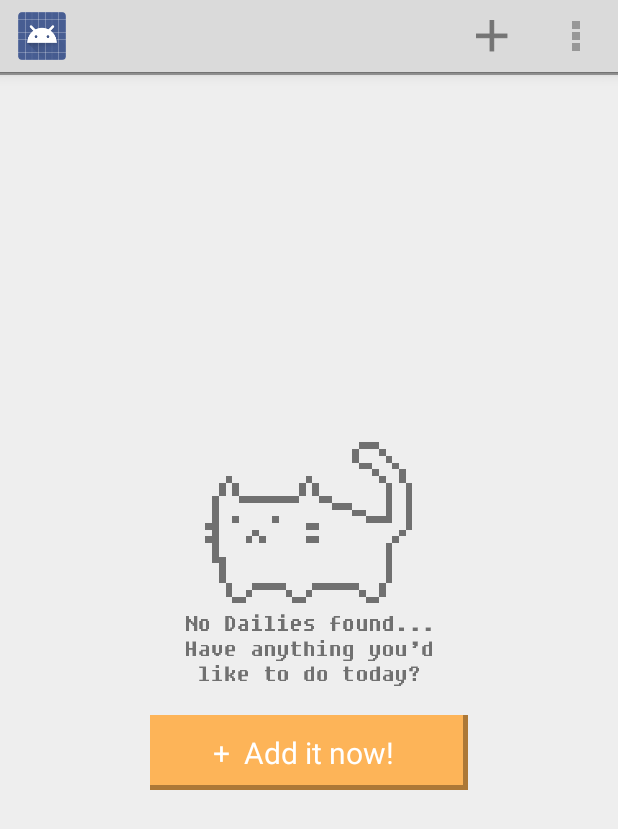
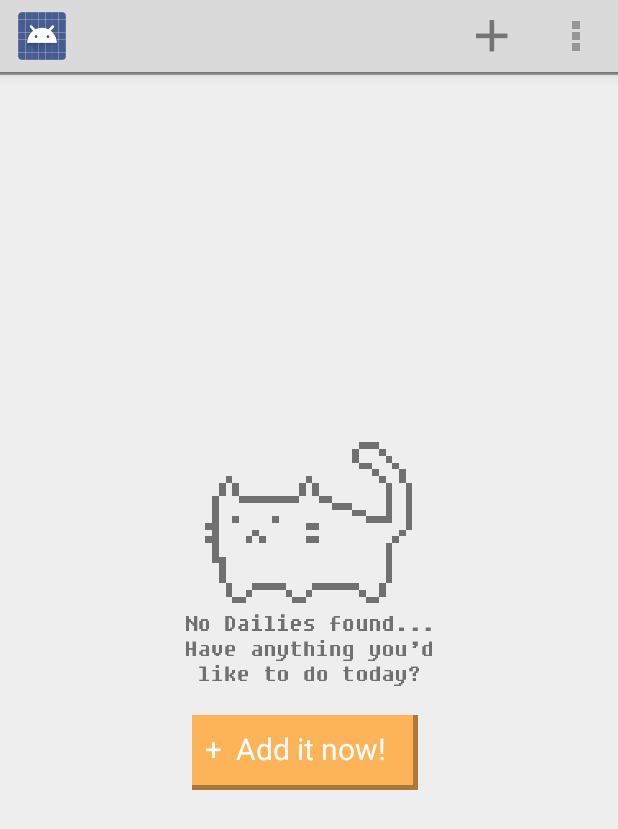
Before and after one commit to gsajith/Daily, an Android app: the MainListActivity screen opened directly, with no data from a screen before it, on a phone screen of 412 x 824 dp. Shown: the top 829 px of the screen. Run offline under Robolectric (Android 15) with nearby library versions, the phone set to English and light mode, and no system bars.

Commit message:
More compat changes

```diff
--- a/app/src/main/res/layout/activity_main_list.xml
+++ b/app/src/main/res/layout/activity_main_list.xml
@@ -25,36 +25,27 @@
         <FrameLayout
             android:layout_width="wrap_content"
             android:layout_height="50dp"
-            android:layout_marginRight="100dp"
-            android:layout_marginLeft="100dp"
             android:layout_marginTop="15dp"
+            android:layout_marginLeft="5dp"
             android:layout_below="@id/empty_cat"
+            android:background="@color/orangeshadow"
             android:id="@+id/frameLayout">
             <TextView
-                android:layout_width="match_parent"
+                android:layout_width="wrap_content"
                 android:layout_height="match_parent"
-                android:paddingRight="8dp"
-                android:paddingLeft="0dp"
+                android:paddingRight="18dp"
+                android:paddingLeft="10dp"
+                android:layout_marginRight="2dp"
+                android:layout_marginBottom="2dp"
                 android:clickable="true"
                 android:text="+  Add it now!"
                 android:textColor="#ffffff"
                 android:gravity="center"
+                android:layout_gravity="center"
                 android:onClick="addTask"
                 android:textSize="20sp"
                 android:background="@drawable/create_button"/>
-            <View
-                android:layout_width="match_parent"
-                android:layout_height="3dp"
-                android:layout_gravity="center_horizontal|bottom"
-                android:background="@color/orangeshadow"
-                />
 
-            <View
-                android:layout_width="3dp"
-                android:layout_height="60dp"
-                android:layout_gravity="right|bottom"
-                android:background="@color/orangeshadow"
-                />
 
             </FrameLayout>
     </RelativeLayout>
```
